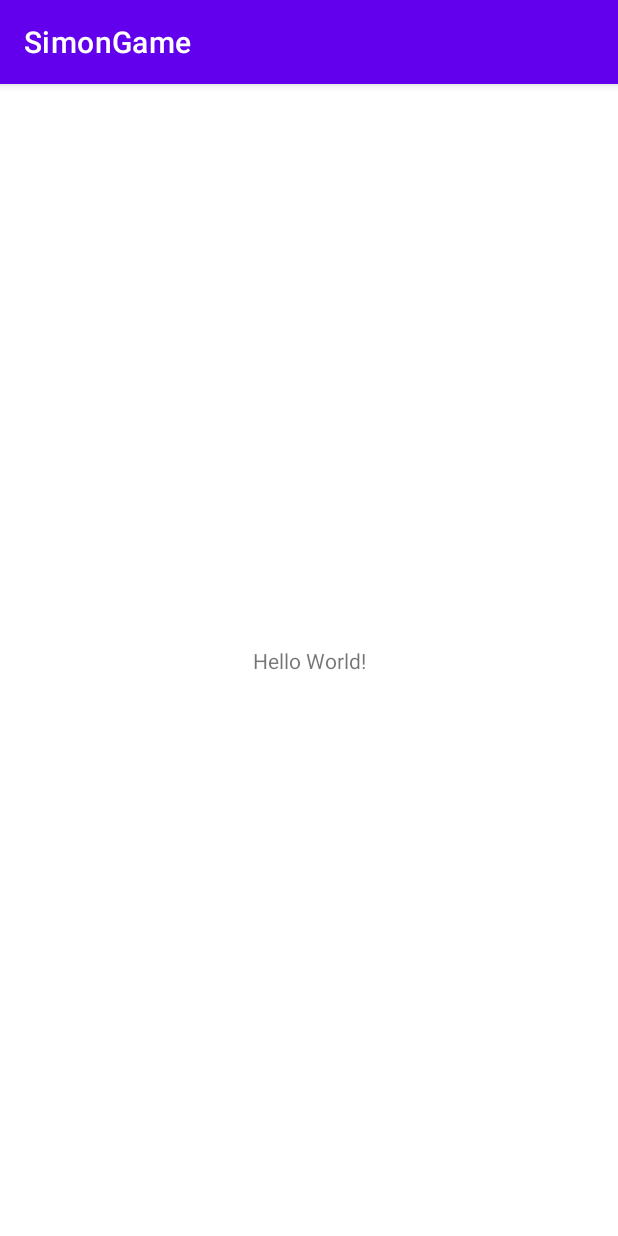
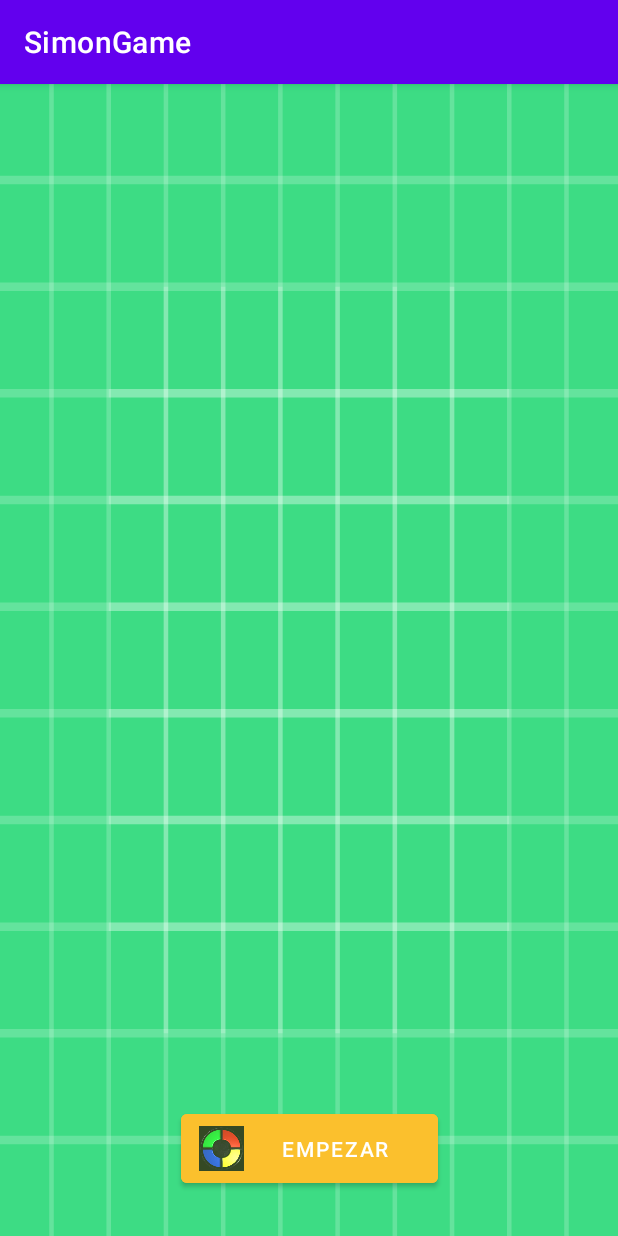
Before and after one commit to jsamperevazquez/SimonGame, an Android app: the screen it shows after launch (MainActivity), on a phone screen of 412 x 824 dp. Run offline under Robolectric (Android 15) with nearby library versions, the phone set to English and light mode, and no system bars.

Commit message:
Formatos de app generado en layout

```diff
--- a/app/src/main/res/layout/activity_main.xml
+++ b/app/src/main/res/layout/activity_main.xml
@@ -4,15 +4,94 @@
     xmlns:tools="http://schemas.android.com/tools"
     android:layout_width="match_parent"
     android:layout_height="match_parent"
+    android:background="@drawable/fondo"
     tools:context=".MainActivity">
 
+    <Button
+        android:id="@+id/botonStart"
+        style="@style/Widget.MaterialComponents.Button.Icon"
+        android:layout_width="171dp"
+        android:layout_height="58dp"
+        android:backgroundTint="#FBC02D"
+        android:text="@string/boton_start"
+        app:icon="@drawable/simonicon"
+        app:iconGravity="start"
+        app:iconSize="30dp"
+        app:iconTint="#354924"
+        app:iconTintMode="add"
+        app:layout_constraintBottom_toBottomOf="parent"
+        app:layout_constraintEnd_toEndOf="parent"
+        app:layout_constraintStart_toStartOf="parent"
+        app:layout_constraintTop_toTopOf="parent"
+        app:layout_constraintVertical_bias="0.959" />
+
     <TextView
-        android:layout_width="wrap_content"
-        android:layout_height="wrap_content"
-        android:text="Hello World!"
+        android:id="@+id/textViewRonda"
+        style="@style/Widget.AppCompat.TextView"
+        android:layout_width="138dp"
+        android:layout_height="68dp"
+        android:fontFamily="casual"
+        android:text="@string/texto_ronda"
+        android:textColor="#FFFFFD"
+        android:textSize="34sp"
+        android:textStyle="bold"
+        android:visibility="invisible"
         app:layout_constraintBottom_toBottomOf="parent"
-        app:layout_constraintLeft_toLeftOf="parent"
-        app:layout_constraintRight_toRightOf="parent"
-        app:layout_constraintTop_toTopOf="parent" />
+        app:layout_constraintEnd_toEndOf="parent"
+        app:layout_constraintHorizontal_bias="0.972"
+        app:layout_constraintStart_toStartOf="parent"
+        app:layout_constraintTop_toTopOf="parent"
+        app:layout_constraintVertical_bias="0.024" />
+
+    <androidx.appcompat.widget.AppCompatButton
+        android:id="@+id/botonVerde"
+        android:layout_width="181dp"
+        android:layout_height="175dp"
+        android:layout_marginStart="24dp"
+        android:layout_marginBottom="132dp"
+        android:background="@drawable/boton_verde"
+        android:visibility="invisible"
+        app:layout_constraintBottom_toBottomOf="parent"
+        app:layout_constraintStart_toStartOf="parent"
+        tools:ignore="SpeakableTextPresentCheck" />
+
+    <androidx.appcompat.widget.AppCompatButton
+        android:id="@+id/botonAmarillo"
+        android:layout_width="181dp"
+        android:layout_height="175dp"
+        android:layout_marginStart="12dp"
+        android:background="@drawable/boton_amarillo"
+        android:visibility="invisible"
+        app:layout_constraintBottom_toBottomOf="@+id/botonVerde"
+        app:layout_constraintStart_toEndOf="@+id/botonVerde"
+        app:layout_constraintTop_toTopOf="@+id/botonVerde"
+        app:layout_constraintVertical_bias="0.0"
+        tools:ignore="SpeakableTextPresentCheck" />
+
+    <androidx.appcompat.widget.AppCompatButton
+        android:id="@+id/botonRojo"
+        android:layout_width="181dp"
+        android:layout_height="175dp"
+        android:layout_marginBottom="12dp"
+        android:background="@drawable/boton_rojo"
+        android:visibility="invisible"
+        app:layout_constraintBottom_toTopOf="@+id/botonVerde"
+        app:layout_constraintEnd_toEndOf="@+id/botonVerde"
+        app:layout_constraintHorizontal_bias="0.0"
+        app:layout_constraintStart_toStartOf="@+id/botonVerde"
+        tools:ignore="SpeakableTextPresentCheck" />
+
+    <androidx.appcompat.widget.AppCompatButton
+        android:id="@+id/botonAzul"
+        android:layout_width="181dp"
+        android:layout_height="175dp"
+        android:layout_marginStart="12dp"
+        android:background="@drawable/boton_azul"
+        android:visibility="invisible"
+        app:layout_constraintBottom_toBottomOf="@+id/botonRojo"
+        app:layout_constraintStart_toEndOf="@+id/botonRojo"
+        app:layout_constraintTop_toTopOf="@+id/botonRojo"
+        app:layout_constraintVertical_bias="0.0"
+        tools:ignore="SpeakableTextPresentCheck" />
 
 </androidx.constraintlayout.widget.ConstraintLayout>
```
